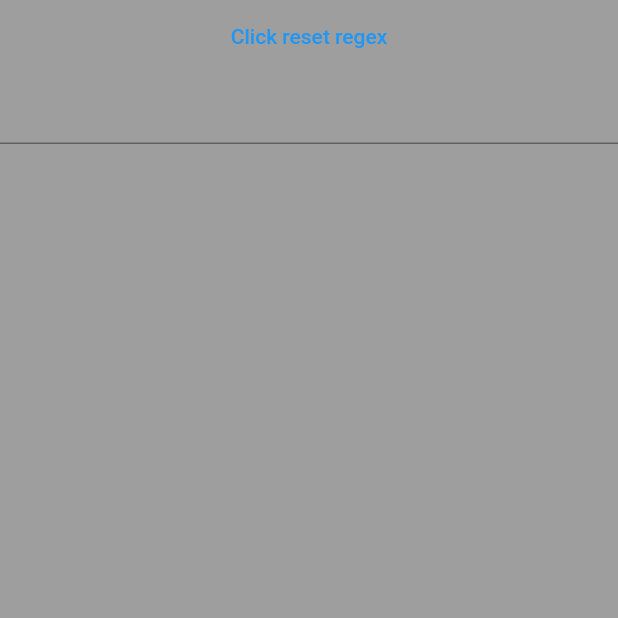
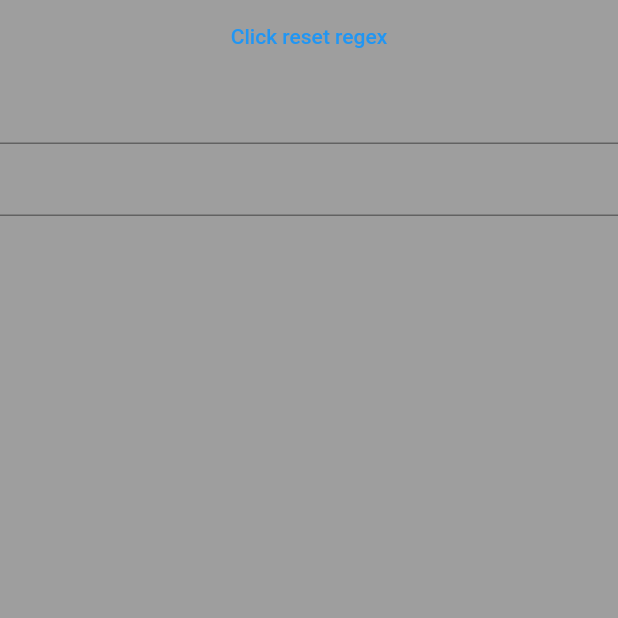
Before and after one commit to shAdow-XJY/click_text_field, a Flutter app: the screen it shows after launch, after a tap on "Click reset regex", on a phone screen of 412 x 824 dp, the top half of it. Run offline on Flutter 3.47's test engine with Material 2 defaults, Android fonts, the phone set to English and light mode, and no system bars; our stand-ins replace string_scanner.

Commit message:
update to 0.0.3

```diff
--- a/example/lib/main.dart
+++ b/example/lib/main.dart
@@ -50,24 +50,27 @@ class _MyHomePageState extends State<MyHomePage> {
           TextButton(
             child: const Text('Click reset regex'),
             onPressed: () {
-              // setState(() {
-              //   textEditingController.setRegExp(
-              //       changeRegex ?
-              //       RegExp(r'people a') : RegExp(r'people b')
-              //   );
-              //   changeRegex = !changeRegex;
-              // });
-              textEditingController.setRegExp(
-                  changeRegex ?
-                  RegExp(r'people a') : RegExp(r'people b')
-              );
-              changeRegex = !changeRegex;
+              setState(() {
+                textEditingController.setRegExp(
+                    changeRegex ?
+                    RegExp(r'people a') : RegExp(r'people b')
+                );
+                changeRegex = !changeRegex;
+              });
             },
           ),
+          /// One: controller use
           TextField(
             controller: textEditingController,
             maxLines: null,
           ),
+          /// Two: field use
+          ClickTextField(
+              regExp: RegExp(r'people c'),
+              onTapText: (clickCallBack) => {
+                debugPrint('U click the highlight text $clickCallBack'),
+              }
+          )
         ]
       )
     );
--- a/example/pubspec.yaml
+++ b/example/pubspec.yaml
@@ -30,15 +30,15 @@ environment:
 dependencies:
   flutter:
     sdk: flutter
-#  click_text_field: ^0.0.2
+  click_text_field: ^0.0.3
 
 dev_dependencies:
   flutter_test:
     sdk: flutter
 
   flutter_lints: ^2.0.0
-  click_text_field:
-    path: ../
+#  click_text_field:
+#    path: ../
 
 flutter:
 
--- a/lib/click_text_field.dart
+++ b/lib/click_text_field.dart
@@ -1,4 +1,4 @@
 library click_text_field;
 
-// export 'src/click_text_field.dart';
+export 'src/click_text_field.dart';
 export 'src/click_text_edit_controller.dart';
--- a/lib/src/click_text_field.dart
+++ b/lib/src/click_text_field.dart
@@ -3,7 +3,14 @@ import 'package:flutter/material.dart';
 import '../click_text_field.dart';
 
 class ClickTextField extends StatefulWidget {
-  const ClickTextField({Key? key}) : super(key: key);
+  final RegExp regExp;
+  final Function(String) onTapText;
+  const ClickTextField(
+      {
+        Key? key,
+        required this.regExp,
+        required this.onTapText
+      }) : super(key: key);
 
 
   @override
@@ -14,15 +21,13 @@ class _ClickTextFieldState extends State<ClickTextField> {
 
   /// 章节内容输入框控制器
   final ClickTextEditingController textEditingController = ClickTextEditingController();
-  /// flag
-  bool changeRegex = false;
 
   @override
   void initState() {
     super.initState();
-    textEditingController.setRegExp(RegExp(r'people a'));
+    textEditingController.setRegExp(widget.regExp);
     textEditingController.setOnTapEvent((strCallBack) => {
-      debugPrint('U click the highlight text $strCallBack'),
+      widget.onTapText(strCallBack),
     });
   }
 
--- a/pubspec.yaml
+++ b/pubspec.yaml
@@ -1,6 +1,6 @@
 name: click_text_field
 description: A flutter TextField which is able to click the highlight text part, by setting the regex. Also a string callBack function can be set.
-version: 0.0.2
+version: 0.0.3
 homepage: https://github.com/shAdow-XJY/click_text_field
 
 environment:
```
Also changed, not shown: 2 other files.
